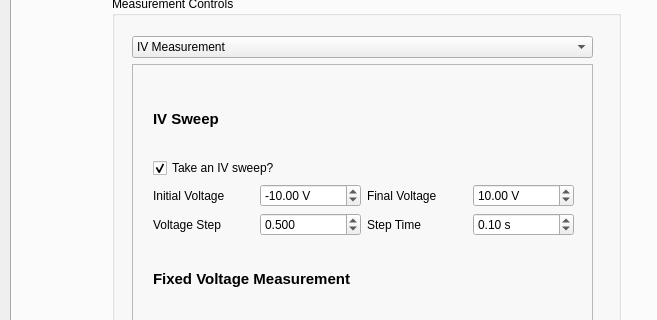
The window that src/transistor_tools_GUI.ui (AFMD/conductivity-K2400) describes before a commit, drawn with Qt 5; both pictures show x 0 to 657 and y 230 to 550 of the 739 by 983 pixel window.
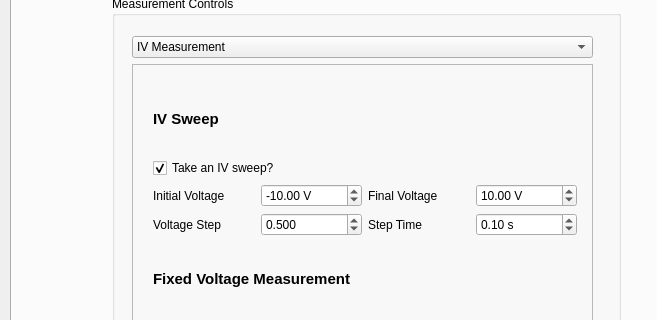
The same window after the commit. Icons and pictures are not drawn. Custom widgets are drawn as their Qt base class.

```diff
--- a/src/transistor_tools_GUI.ui
+++ b/src/transistor_tools_GUI.ui
@@ -217,7 +217,7 @@
              <rect>
               <x>20</x>
               <y>20</y>
-              <width>421</width>
+              <width>424</width>
               <height>151</height>
              </rect>
             </property>
@@ -324,10 +324,10 @@
                   <number>2</number>
                  </property>
                  <property name="minimum">
-                  <double>-50.000000000000000</double>
+                  <double>-100.000000000000000</double>
                  </property>
                  <property name="maximum">
-                  <double>50.000000000000000</double>
+                  <double>100.000000000000000</double>
                  </property>
                  <property name="value">
                   <double>10.000000000000000</double>
@@ -360,7 +360,7 @@
                   <number>2</number>
                  </property>
                  <property name="minimum">
-                  <double>-50.000000000000000</double>
+                  <double>-100.000000000000000</double>
                  </property>
                  <property name="maximum">
                   <double>50.000000000000000</double>
```
Left out of the diff: 2 changed lines with no effect on the pictures.
